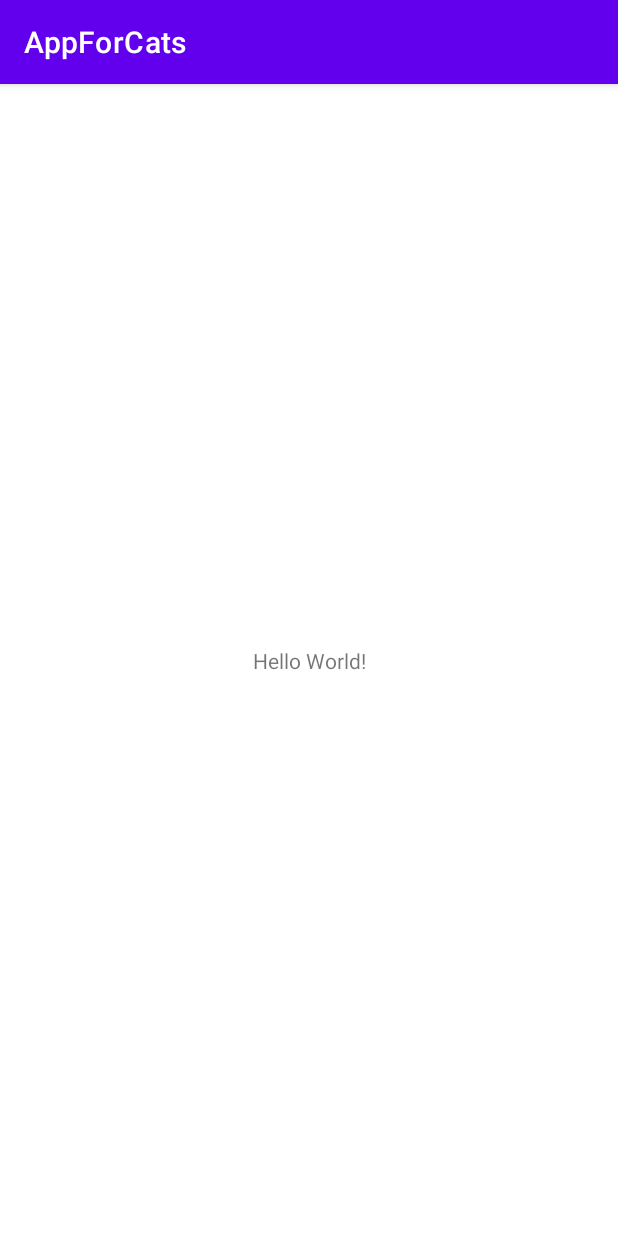
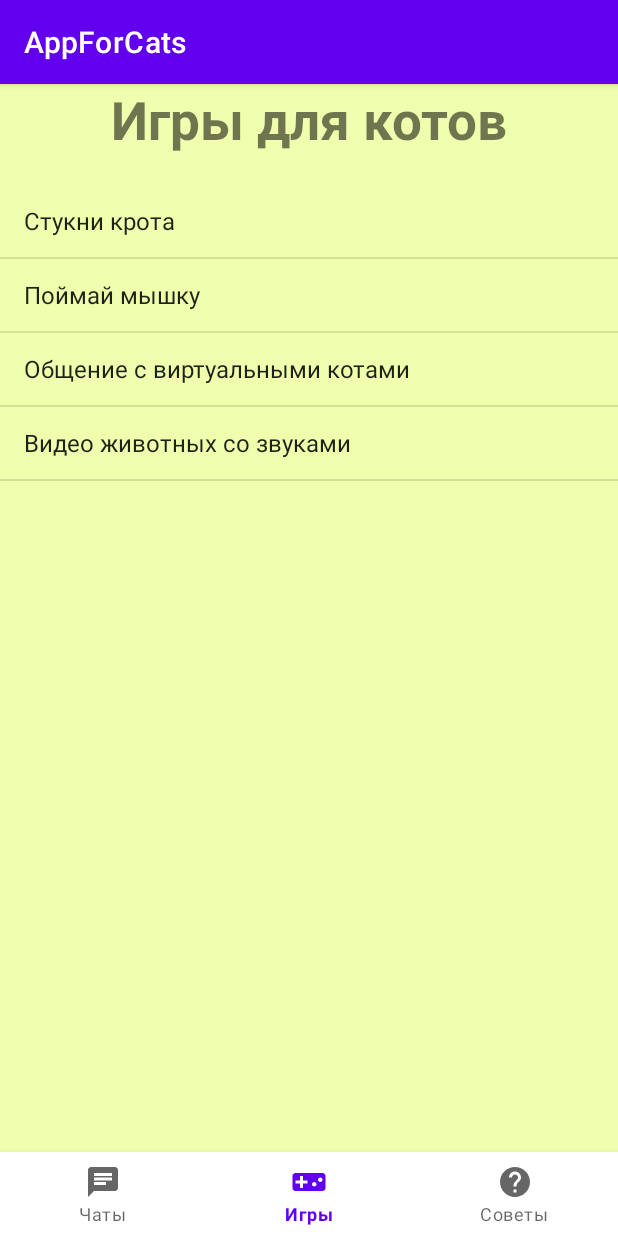
Before and after one commit to ArtyomBY/MaxArt_AppForCats, an Android app: the screen it shows after launch (MainActivity), on a phone screen of 412 x 824 dp. Run offline under Robolectric (Android 15) with nearby library versions, the phone set to English and light mode, and no system bars.

Commit message:
add NavigationBar

```diff
--- a/app/build.gradle
+++ b/app/build.gradle
@@ -30,8 +30,9 @@ android {
 dependencies {
 
     implementation 'androidx.appcompat:appcompat:1.4.1'
-    implementation 'com.google.android.material:material:1.5.0'
+    implementation 'com.google.android.material:material:1.6.0'
     implementation 'androidx.constraintlayout:constraintlayout:2.1.3'
+    implementation 'androidx.legacy:legacy-support-v4:1.0.0'
     testImplementation 'junit:junit:4.13.2'
     androidTestImplementation 'androidx.test.ext:junit:1.1.3'
     androidTestImplementation 'androidx.test.espresso:espresso-core:3.4.0'
--- a/app/src/main/java/com/maxart/appforcats/MainActivity.java
+++ b/app/src/main/java/com/maxart/appforcats/MainActivity.java
@@ -1,14 +1,61 @@
 package com.maxart.appforcats;
 
 import androidx.appcompat.app.AppCompatActivity;
+import androidx.fragment.app.Fragment;
+import androidx.fragment.app.FragmentManager;
+import androidx.fragment.app.FragmentTransaction;
 
 import android.os.Bundle;
+import android.view.View;
+
+import com.google.android.material.bottomnavigation.BottomNavigationView;
+import com.maxart.appforcats.fragments.ChatsFragment;
+import com.maxart.appforcats.fragments.GamesFragment;
+import com.maxart.appforcats.fragments.RecommendationFragment;
 
 public class MainActivity extends AppCompatActivity {
+
+    BottomNavigationView bottomNavigationView;
 
     @Override
     protected void onCreate(Bundle savedInstanceState) {
         super.onCreate(savedInstanceState);
         setContentView(R.layout.activity_main);
+
+
+        bottomNavigationView = findViewById(R.id.bottomNavigationView);
+
+        bottomNavigationView.setSelectedItemId(R.id.games_menu);
+        replaceFragment(new GamesFragment());
+
+        bottomNavigationView.setOnItemSelectedListener(item -> {
+            switch (item.getItemId()){
+
+                case R.id.chats_menu:
+                    replaceFragment(new ChatsFragment());
+                    break;
+                case R.id.games_menu:
+                    replaceFragment(new GamesFragment());
+                    break;
+                case R.id.recommendatioin_menu:
+                    replaceFragment(new RecommendationFragment());
+                    break;
+            }
+
+
+            return true;
+        });
+
     }
+
+    private void replaceFragment(Fragment fragment){
+
+        FragmentManager fragmentManager = getSupportFragmentManager();
+        FragmentTransaction fragmentTransaction = fragmentManager.beginTransaction();
+        fragmentTransaction.replace(R.id.frame_layout, fragment);
+        fragmentTransaction.commit();
+
+
+    }
+
 }
--- /dev/null
+++ b/app/src/main/java/com/maxart/appforcats/fragments/GamesFragment.java
@@ -0,0 +1,75 @@
+package com.maxart.appforcats.fragments;
+
+import android.os.Bundle;
+
+import androidx.fragment.app.Fragment;
+
+import android.view.LayoutInflater;
+import android.view.View;
+import android.view.ViewGroup;
+import android.widget.ArrayAdapter;
+import android.widget.ListView;
+
+import com.maxart.appforcats.R;
+
+/**
+ * A simple {@link Fragment} subclass.
+ * Use the {@link GamesFragment#newInstance} factory method to
+ * create an instance of this fragment.
+ */
+public class GamesFragment extends Fragment {
+
+    ListView games_list;
+    String[] games = {"Стукни крота", "Поймай мышку", "Общение с виртуальными котами", "Видео животных со звуками"};
+
+    // TODO: Rename parameter arguments, choose names that match
+    // the fragment initialization parameters, e.g. ARG_ITEM_NUMBER
+    private static final String ARG_PARAM1 = "param1";
+    private static final String ARG_PARAM2 = "param2";
+
+    // TODO: Rename and change types of parameters
+    private String mParam1;
+    private String mParam2;
+
+    public GamesFragment() {
+        // Required empty public constructor
+    }
+
+    /**
+     * Use this factory method to create a new instance of
+     * this fragment using the provided parameters.
+     *
+     * @param param1 Parameter 1.
+     * @param param2 Parameter 2.
+     * @return A new instance of fragment GamesFragment.
+     */
+    // TODO: Rename and change types and number of parameters
+    public static GamesFragment newInstance(String param1, String param2) {
+        GamesFragment fragment = new GamesFragment();
+        Bundle args = new Bundle();
+        args.putString(ARG_PARAM1, param1);
+        args.putString(ARG_PARAM2, param2);
+        fragment.setArguments(args);
+        return fragment;
+    }
+
+    @Override
+    public void onCreate(Bundle savedInstanceState) {
+        super.onCreate(savedInstanceState);
+        if (getArguments() != null) {
+            mParam1 = getArguments().getString(ARG_PARAM1);
+            mParam2 = getArguments().getString(ARG_PARAM2);
+        }
+    }
+
+    @Override
+    public View onCreateView(LayoutInflater inflater, ViewGroup container,
+                             Bundle savedInstanceState) {
+
+        View v = inflater.inflate(R.layout.fragment_games, container, false);
+        games_list = v.findViewById(R.id.games_list);
+        ArrayAdapter<String> adapter = new ArrayAdapter<>(getContext(), android.R.layout.simple_list_item_1, games);
+        games_list.setAdapter(adapter);
+        return v;
+    }
+}
--- /dev/null
+++ b/app/src/main/res/drawable/chat_icon.xml
@@ -0,0 +1,10 @@
+<vector xmlns:android="http://schemas.android.com/apk/res/android"
+    android:width="24dp"
+    android:height="24dp"
+    android:viewportWidth="24"
+    android:viewportHeight="24"
+    android:tint="?attr/colorControlNormal">
+  <path
+      android:fillColor="@android:color/white"
+      android:pathData="M20,2L4,2c-1.1,0 -1.99,0.9 -1.99,2L2,22l4,-4h14c1.1,0 2,-0.9 2,-2L22,4c0,-1.1 -0.9,-2 -2,-2zM6,9h12v2L6,11L6,9zM14,14L6,14v-2h8v2zM18,8L6,8L6,6h12v2z"/>
+</vector>
--- /dev/null
+++ b/app/src/main/res/drawable/games_icon.xml
@@ -0,0 +1,10 @@
+<vector xmlns:android="http://schemas.android.com/apk/res/android"
+    android:width="24dp"
+    android:height="24dp"
+    android:viewportWidth="24"
+    android:viewportHeight="24"
+    android:tint="?attr/colorControlNormal">
+  <path
+      android:fillColor="@android:color/white"
+      android:pathData="M21,6L3,6c-1.1,0 -2,0.9 -2,2v8c0,1.1 0.9,2 2,2h18c1.1,0 2,-0.9 2,-2L23,8c0,-1.1 -0.9,-2 -2,-2zM11,13L8,13v3L6,16v-3L3,13v-2h3L6,8h2v3h3v2zM15.5,15c-0.83,0 -1.5,-0.67 -1.5,-1.5s0.67,-1.5 1.5,-1.5 1.5,0.67 1.5,1.5 -0.67,1.5 -1.5,1.5zM19.5,12c-0.83,0 -1.5,-0.67 -1.5,-1.5S18.67,9 19.5,9s1.5,0.67 1.5,1.5 -0.67,1.5 -1.5,1.5z"/>
+</vector>
--- /dev/null
+++ b/app/src/main/res/drawable/recommendatioins_icon.xml
@@ -0,0 +1,10 @@
+<vector xmlns:android="http://schemas.android.com/apk/res/android"
+    android:width="24dp"
+    android:height="24dp"
+    android:viewportWidth="24"
+    android:viewportHeight="24"
+    android:tint="?attr/colorControlNormal">
+  <path
+      android:fillColor="@android:color/white"
+      android:pathData="M12,2C6.48,2 2,6.48 2,12s4.48,10 10,10 10,-4.48 10,-10S17.52,2 12,2zM13,19h-2v-2h2v2zM15.07,11.25l-0.9,0.92C13.45,12.9 13,13.5 13,15h-2v-0.5c0,-1.1 0.45,-2.1 1.17,-2.83l1.24,-1.26c0.37,-0.36 0.59,-0.86 0.59,-1.41 0,-1.1 -0.9,-2 -2,-2s-2,0.9 -2,2L8,9c0,-2.21 1.79,-4 4,-4s4,1.79 4,4c0,0.88 -0.36,1.68 -0.93,2.25z"/>
+</vector>
--- a/app/src/main/res/layout/activity_main.xml
+++ b/app/src/main/res/layout/activity_main.xml
@@ -6,13 +6,25 @@
     android:layout_height="match_parent"
     tools:context=".MainActivity">
 
-    <TextView
-        android:layout_width="wrap_content"
+
+    <FrameLayout
+        android:id="@+id/frame_layout"
+        android:layout_width="0dp"
+        android:layout_height="0dp"
+        app:layout_constraintBottom_toTopOf="@id/bottomNavigationView"
+        app:layout_constraintEnd_toEndOf="parent"
+        app:layout_constraintStart_toStartOf="parent"
+        app:layout_constraintTop_toTopOf="parent">
+
+    </FrameLayout>
+
+    <com.google.android.material.bottomnavigation.BottomNavigationView
+        android:id="@+id/bottomNavigationView"
+        android:layout_width="match_parent"
         android:layout_height="wrap_content"
-        android:text="Hello World!"
         app:layout_constraintBottom_toBottomOf="parent"
-        app:layout_constraintLeft_toLeftOf="parent"
-        app:layout_constraintRight_toRightOf="parent"
-        app:layout_constraintTop_toTopOf="parent" />
+        app:layout_constraintEnd_toEndOf="parent"
+        app:layout_constraintStart_toStartOf="parent"
+        app:menu="@menu/bottom_navigation_menu"/>
 
 </androidx.constraintlayout.widget.ConstraintLayout>
--- /dev/null
+++ b/app/src/main/res/layout/fragment_games.xml
@@ -0,0 +1,41 @@
+<?xml version="1.0" encoding="utf-8"?>
+<FrameLayout xmlns:android="http://schemas.android.com/apk/res/android"
+    xmlns:tools="http://schemas.android.com/tools"
+    android:layout_width="match_parent"
+    android:layout_height="match_parent"
+    xmlns:app="http://schemas.android.com/apk/res-auto"
+    tools:context=".fragments.GamesFragment"
+    android:verticalScrollbarPosition="right">
+
+    <!-- TODO: Update blank fragment layout -->
+
+    <androidx.constraintlayout.widget.ConstraintLayout
+        android:layout_width="match_parent"
+        android:layout_height="match_parent"
+        android:background="#F0FFAD">
+
+        <TextView
+            android:id="@+id/tv_title"
+            android:layout_width="wrap_content"
+            android:layout_height="wrap_content"
+            android:text="Игры для котов"
+            android:textSize="35dp"
+            android:textStyle="bold"
+            app:layout_constraintTop_toTopOf="parent"
+            app:layout_constraintBottom_toTopOf="@+id/games_list"
+            app:layout_constraintLeft_toLeftOf="parent"
+            app:layout_constraintRight_toRightOf="parent" />
+
+        <ListView
+            android:id="@+id/games_list"
+            android:layout_width="0dp"
+            android:layout_height="0dp"
+            android:layout_marginTop="20dp"
+            app:layout_constraintTop_toBottomOf="@id/tv_title"
+            app:layout_constraintBottom_toBottomOf="parent"
+            app:layout_constraintRight_toRightOf="parent"
+            app:layout_constraintLeft_toLeftOf="parent"
+            android:verticalScrollbarPosition="right"/>
+
+    </androidx.constraintlayout.widget.ConstraintLayout>
+</FrameLayout>
--- /dev/null
+++ b/app/src/main/res/menu/bottom_navigation_menu.xml
@@ -0,0 +1,23 @@
+<?xml version="1.0" encoding="utf-8"?>
+<menu xmlns:android="http://schemas.android.com/apk/res/android">
+
+    <item
+        android:id="@+id/chats_menu"
+        android:title="Чаты"
+        android:icon="@drawable/chat_icon">
+    </item>
+
+    <item
+        android:id="@+id/games_menu"
+        android:title="Игры"
+        android:icon="@drawable/games_icon">
+    </item>
+
+    <item
+        android:id="@+id/recommendatioin_menu"
+        android:title="Советы"
+        android:icon="@drawable/recommendatioins_icon">
+    </item>
+
+
+</menu>
--- a/app/src/main/res/values/strings.xml
+++ b/app/src/main/res/values/strings.xml
@@ -1,3 +1,5 @@
 <resources>
     <string name="app_name">AppForCats</string>
+    <!-- TODO: Remove or change this placeholder text -->
+    <string name="hello_blank_fragment">Hello blank fragment</string>
 </resources>
```
Also changed, not shown: app/src/main/java/com/maxart/appforcats/fragments/ChatsFragment.java (added, +66 -0 lines), app/src/main/java/com/maxart/appforcats/fragments/RecommendationFragment.java (added, +66 -0 lines), app/src/main/res/layout/fragment_chats.xml (added, +38 -0 lines), app/src/main/res/layout/fragment_recommendation.xml (added, +41 -0 lines), build.gradle (line endings or trailing spaces).
